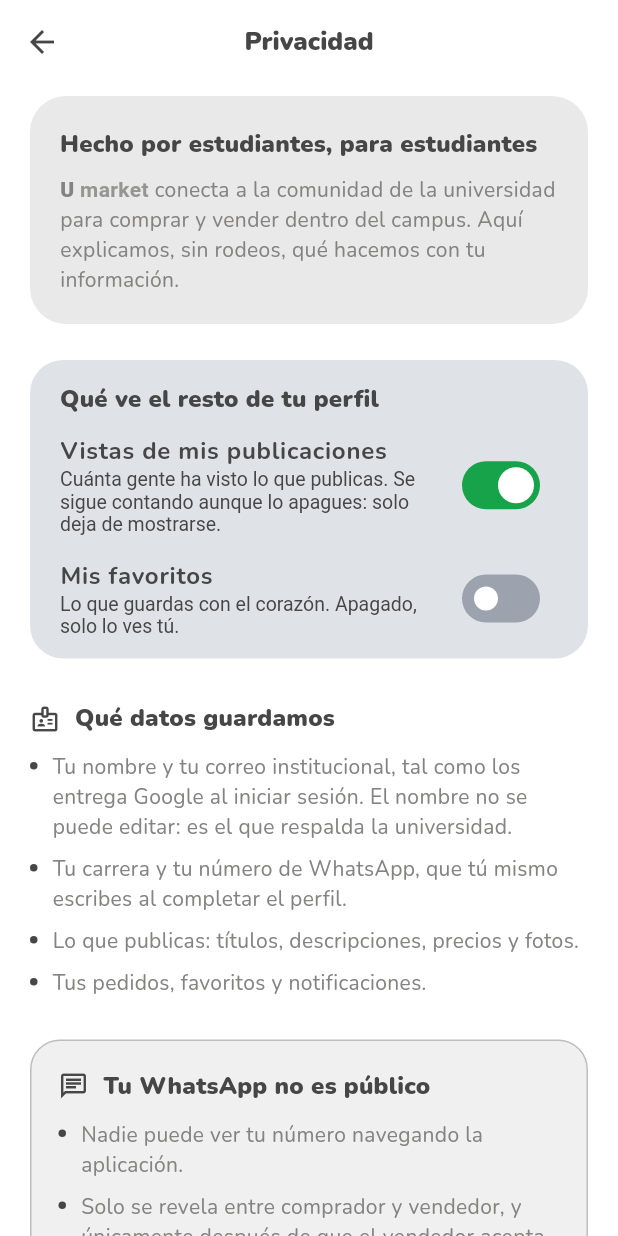
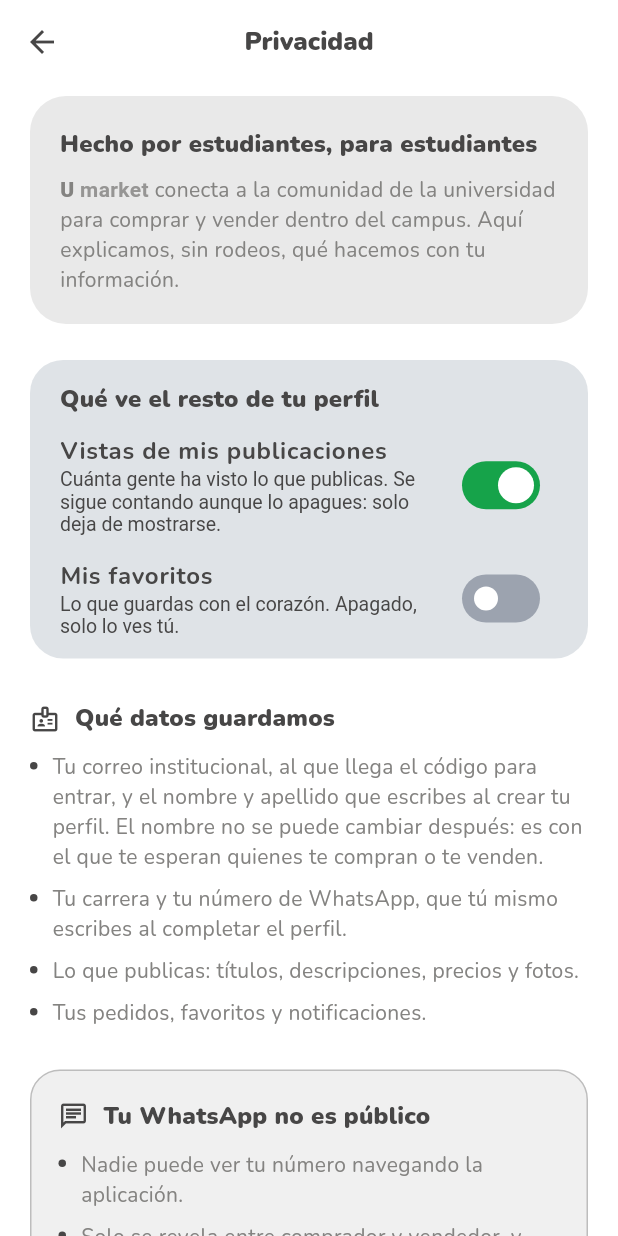
Before and after one commit to CLJ-Studio/CLJ-Studio, a Flutter app: the PantallaPrivacidad screen opened directly, on a phone screen of 412 x 824 dp. Run offline on Flutter 3.47's test engine with Material 3 defaults, Android fonts, the phone set to English and light mode, and no system bars; our stand-ins replace cached_network_image, camera, flutter_local_notifications, image_picker, lottie, photo_view and 3 more; missing offline and left inert: crop_your_image, dart:js_interop, photo_manager; accounts and stored records are empty.

Commit message:
La pantalla de privacidad describia un acceso que ya no existe
Decia que el nombre y el correo "los entrega Google al iniciar sesion" y
que el nombre "lo respalda la universidad". Ya no se entra con Google: se
entra con un codigo al correo institucional, y el nombre lo escribe el
estudiante al crear su perfil (la migracion 48 lo explica). Un texto de
privacidad que describe mal que datos se toman y de donde es peor que no
tenerlo.

Co-Authored-By: Claude Opus 5.5 <noreply@anthropic.com>

```diff
--- a/Frontend/lib/funcionalidades/configuracion_usuario/pantalla/pantalla_privacidad.dart
+++ b/Frontend/lib/funcionalidades/configuracion_usuario/pantalla/pantalla_privacidad.dart
@@ -35,9 +35,16 @@ class PantallaPrivacidad extends StatelessWidget {
               icono: Icons.badge_outlined,
               titulo: 'Qué datos guardamos',
               parrafos: [
-                'Tu nombre y tu correo institucional, tal como los entrega '
-                    'Google al iniciar sesión. El nombre no se puede editar: '
-                    'es el que respalda la universidad.',
+                // Decia que el nombre y el correo "los entrega Google al
+                // iniciar sesion" y que el nombre "lo respalda la
+                // universidad". Ya no se entra con Google: se entra con un
+                // codigo al correo, y el nombre lo escribe el estudiante. Un
+                // texto de privacidad que describe mal que datos se toman es
+                // peor que no tenerlo.
+                'Tu correo institucional, al que llega el código para entrar, '
+                    'y el nombre y apellido que escribes al crear tu perfil. '
+                    'El nombre no se puede cambiar después: es con el que te '
+                    'esperan quienes te compran o te venden.',
                 'Tu carrera y tu número de WhatsApp, que tú mismo escribes '
                     'al completar el perfil.',
                 'Lo que publicas: títulos, descripciones, precios y fotos.',
```
